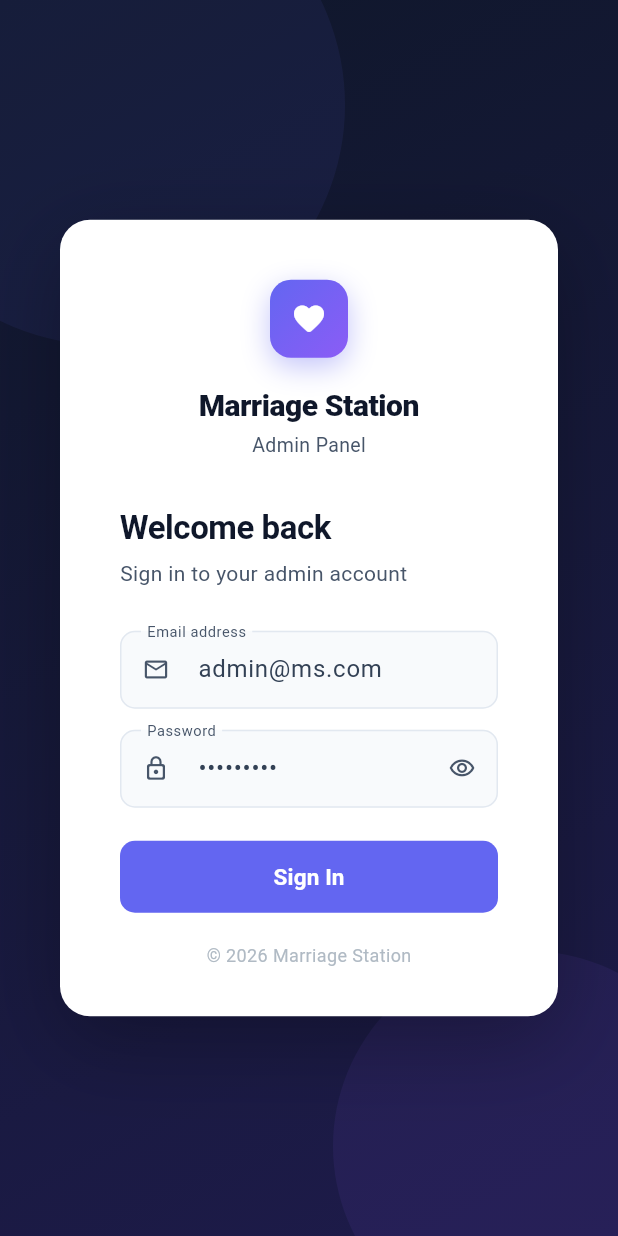
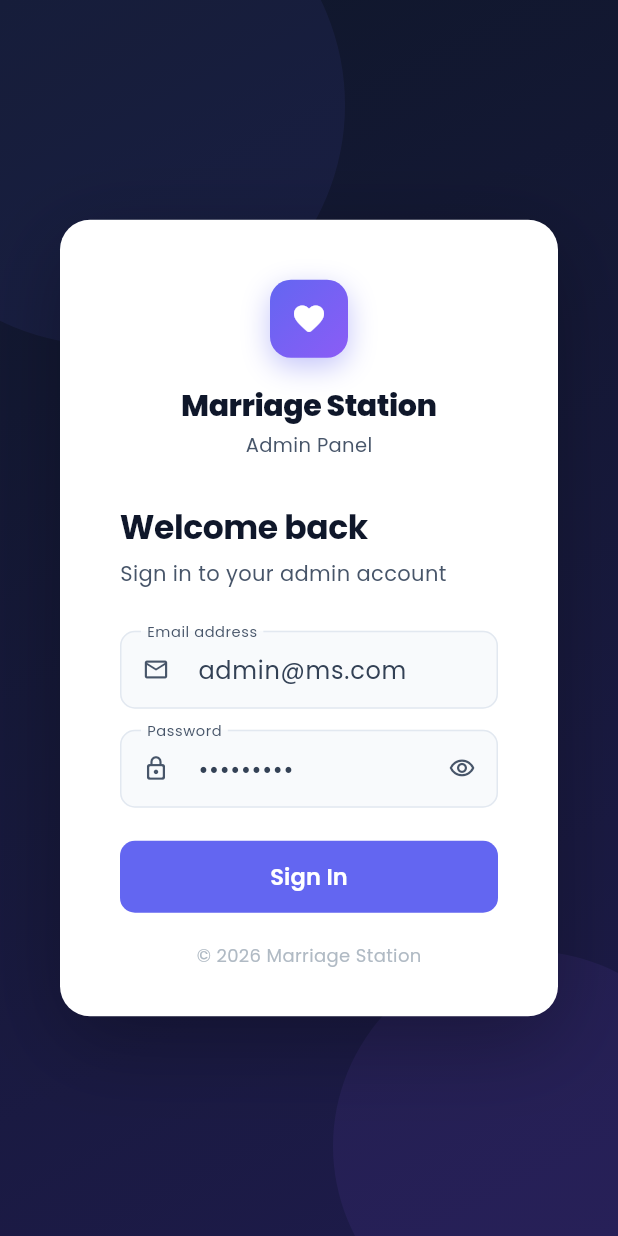
Before and after one commit to marriagestationpvtltd-lang/marriagestationadmin, a Flutter app: the screen it shows after launch, on a phone screen of 412 x 824 dp. Run offline on Flutter 3.47's test engine with Material 3 defaults, Android fonts, the phone set to English and light mode, and no system bars; our stand-ins replace audioplayers, cloud_firestore, emoji_picker_flutter, file_picker, firebase_core, firebase_storage and 5 more; missing offline and left inert: agora_rtc_engine, dart:html, dart:js, file_saver, flutter_sound; accounts and stored records are empty; statements that could not run were skipped.

Commit message:
feat: add Poppins font, centralize design tokens, fix raw Colors.* refs, add 1200px max-width cap
Agent-Logs-Url: https://github.com/marriagestationpvtltd-lang/marriagestationadmin/sessions/dd2c02c9-d1de-4a7d-b252-47aff282fced

Co-authored-by: marriagestationpvtltd-lang <254104945+marriagestationpvtltd-lang@users.noreply.github.com>

```diff
--- /dev/null
+++ b/adminmrz/lib/core/app_theme.dart
@@ -0,0 +1,83 @@
+// ─── Centralized Design Tokens & ThemeData Builder ───────────────────────────
+// Single source of truth for every colour, radius and shadow used in the app.
+// Import this file instead of redefining tokens in every screen.
+
+import 'package:flutter/material.dart';
+import 'package:google_fonts/google_fonts.dart';
+
+// ─── Colour palette ───────────────────────────────────────────────────────────
+
+const kPrimary      = Color(0xFF6366F1); // indigo-500
+const kPrimaryDark  = Color(0xFF4F46E5); // indigo-600
+const kViolet       = Color(0xFF8B5CF6); // violet-500
+const kEmerald      = Color(0xFF10B981); // emerald-500
+const kAmber        = Color(0xFFF59E0B); // amber-500
+const kRose         = Color(0xFFEF4444); // rose-500
+const kSky          = Color(0xFF0EA5E9); // sky-500
+const kPink         = Color(0xFFEC4899); // pink-500
+
+// Neutral / surface
+const kSidebarBg    = Color(0xFF0F172A); // slate-900
+const kContentBg    = Color(0xFFF1F5F9); // slate-100
+const kSurface      = Colors.white;
+
+// Text
+const kTextPrimary   = Color(0xFF0F172A); // slate-900
+const kTextSecondary = Color(0xFF475569); // slate-600
+const kTextMuted     = Color(0xFF94A3B8); // slate-400
+const kSlate700      = Color(0xFF334155);
+const kSlate500      = Color(0xFF64748B);
+
+// Border / outline
+const kBorder        = Color(0xFFE2E8F0); // slate-200
+const kBorderDark    = Color(0xFF1E293B); // slate-800
+
+// ─── ThemeData builder ────────────────────────────────────────────────────────
+
+ThemeData buildLightTheme() {
+  final base = ThemeData(
+    brightness: Brightness.light,
+    primarySwatch: Colors.indigo,
+    scaffoldBackgroundColor: kContentBg,
+    colorScheme: const ColorScheme.light(
+      primary: kPrimary,
+      surface: kSurface,
+      onSurface: kSlate700,
+      outlineVariant: kBorder,
+      error: kRose,
+    ),
+    appBarTheme: const AppBarTheme(
+      backgroundColor: kSurface,
+      foregroundColor: kTextPrimary,
+      elevation: 0,
+      centerTitle: true,
+    ),
+  );
+  return base.copyWith(
+    textTheme: GoogleFonts.poppinsTextTheme(base.textTheme),
+  );
+}
+
+ThemeData buildDarkTheme() {
+  final base = ThemeData(
+    brightness: Brightness.dark,
+    primarySwatch: Colors.indigo,
+    scaffoldBackgroundColor: const Color(0xFF0D1117),
+    colorScheme: const ColorScheme.dark(
+      primary: kPrimary,
+      surface: kBorderDark,
+      onSurface: Color(0xFFCBD5E1),
+      outlineVariant: Color(0xFF334155),
+      error: kRose,
+    ),
+    appBarTheme: const AppBarTheme(
+      backgroundColor: kBorderDark,
+      foregroundColor: Color(0xFFCBD5E1),
+      elevation: 0,
+      centerTitle: true,
+    ),
+  );
+  return base.copyWith(
+    textTheme: GoogleFonts.poppinsTextTheme(base.textTheme),
+  );
+}
--- a/adminmrz/lib/main.dart
+++ b/adminmrz/lib/main.dart
@@ -1,3 +1,4 @@
+import 'package:adminmrz/core/app_theme.dart';
 import 'package:adminmrz/payment/paymentprovider.dart';
 import 'package:adminmrz/users/userprovider.dart';
 import 'package:flutter/material.dart';
@@ -63,40 +64,8 @@ class MyApp extends StatelessWidget {
         builder: (context, themeProvider, _) => MaterialApp(
           title: 'Admin Panel',
           themeMode: themeProvider.themeMode,
-          theme: ThemeData(
-            brightness: Brightness.light,
-            primarySwatch: Colors.indigo,
-            scaffoldBackgroundColor: const Color(0xFFF1F5F9),
-            colorScheme: const ColorScheme.light(
-              primary: Color(0xFF6366F1),
-              surface: Colors.white,
-              onSurface: Color(0xFF334155),
-              outlineVariant: Color(0xFFE2E8F0),
-            ),
-            appBarTheme: const AppBarTheme(
-              backgroundColor: Colors.white,
-              foregroundColor: Colors.black,
-              elevation: 0,
-              centerTitle: true,
-            ),
-          ),
-          darkTheme: ThemeData(
-            brightness: Brightness.dark,
-            primarySwatch: Colors.indigo,
-            scaffoldBackgroundColor: const Color(0xFF0D1117),
-            colorScheme: const ColorScheme.dark(
-              primary: Color(0xFF6366F1),
-              surface: Color(0xFF1E293B),
-              onSurface: Color(0xFFCBD5E1),
-              outlineVariant: Color(0xFF334155),
-            ),
-            appBarTheme: const AppBarTheme(
-              backgroundColor: Color(0xFF1E293B),
-              foregroundColor: Color(0xFFCBD5E1),
-              elevation: 0,
-              centerTitle: true,
-            ),
-          ),
+          theme: buildLightTheme(),
+          darkTheme: buildDarkTheme(),
           debugShowCheckedModeBanner: false,
           home: Consumer<AuthProvider>(
             builder: (context, authProvider, _) {
--- a/adminmrz/pubspec.yaml
+++ b/adminmrz/pubspec.yaml
@@ -53,6 +53,7 @@ dependencies:
   flutter_sound: ^9.30.0
   emoji_picker_flutter: ^4.4.0
   firebase_storage: ^13.0.6
+  google_fonts: ^6.2.1
 
 dev_dependencies:
   flutter_test:
```
Also changed, not shown: adminmrz/lib/auth/dashboard.dart (+15 -2 lines), adminmrz/lib/package/packageScreen.dart (+9 -8 lines), adminmrz/lib/payment/paymentscreen.dart (+45 -45 lines).
